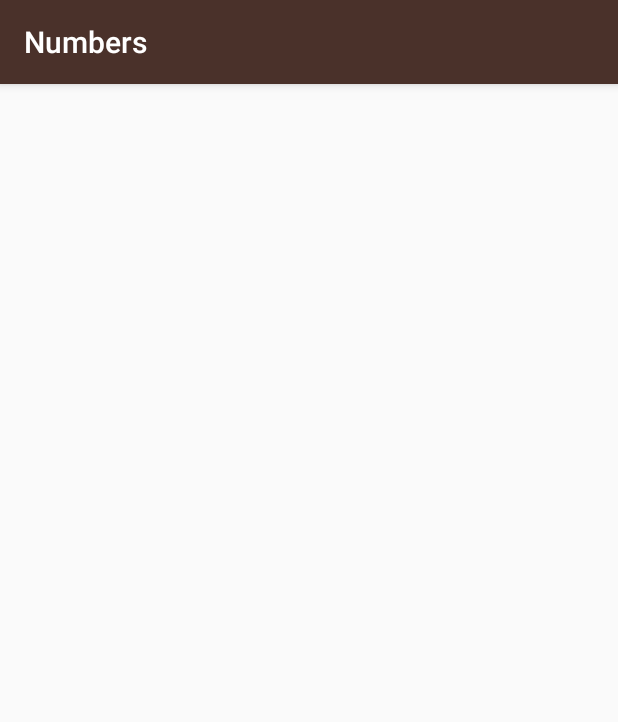
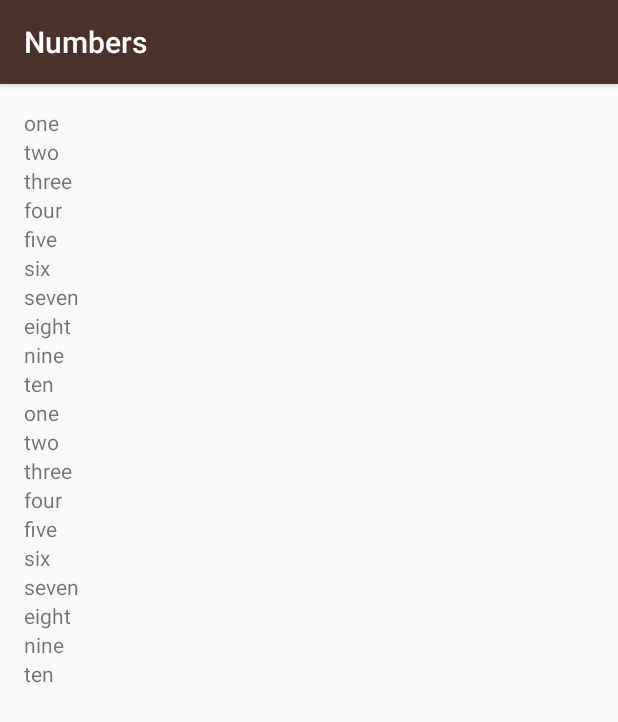
Before and after one commit to tomaszkolonko/AndroidBasics_Miwok, an Android app: the screen it shows after launch (NumbersActivity), after a tap on "Numbers", on a phone screen of 412 x 824 dp. Shown: the top 722 px of the screen. Run offline under Robolectric (Android 15) with nearby library versions, the phone set to English and light mode, and no system bars.

Commit message:
Using onClickListeners on retrieved views + added some number logic

```diff
--- a/app/src/main/java/com/example/android/miwok/MainActivity.java
+++ b/app/src/main/java/com/example/android/miwok/MainActivity.java
@@ -16,11 +16,16 @@
 package com.example.android.miwok;
 
 import android.content.Intent;
+import android.graphics.Color;
 import android.os.Bundle;
 import android.support.v7.app.AppCompatActivity;
 import android.view.View;
 import android.widget.Button;
+import android.widget.LinearLayout;
 import android.widget.TextView;
+import android.widget.Toast;
+
+import java.util.ArrayList;
 
 public class MainActivity extends AppCompatActivity {
 
@@ -30,42 +35,61 @@ public class MainActivity extends AppCompatActivity {
 
         // Set the content of the activity to use the activity_main.xml layout file
         setContentView(R.layout.activity_main);
+
+        View numbersView = findViewById(R.id.numbers);
+        numbersView.setOnClickListener(new View.OnClickListener() {
+            @Override
+            public void onClick(View view) {
+                // Creating and starting an explicit intent
+                Intent intent = new Intent(MainActivity.this, NumbersActivity.class);
+                startActivity(intent);
+
+                // Displaying a toast message just for fun
+                Toast.makeText(view.getContext(), "Open the list of numbers",
+                        Toast.LENGTH_SHORT).show();
             }
+        });
 
-    /**
-     * This method opens the numberView activity with an explicit intent
-     *
-     * @param view
-     */
-    public void openNumbersList(View view) {
-        Intent intent = new Intent(this, NumbersActivity.class);
+        View familyView = findViewById(R.id.family);
+        familyView.setOnClickListener(new View.OnClickListener() {
+            @Override
+            public void onClick(View view) {
+                // Creating and starting an explicit intent
+                Intent intent = new Intent(MainActivity.this, FamiliyActivity.class);
                 startActivity(intent);
+
+                // Displaying a toast message just for fun
+                Toast.makeText(view.getContext(), "Open the list of family members",
+                        Toast.LENGTH_SHORT).show();
             }
+        });
 
-    /**
-     * This method opens the familyView activity with an explicit intent
-     * @param view
-     */
-    public void openFamilyList(View view) {
-        Intent intent = new Intent(this, FamiliyActivity.class);
+        View colorsView = findViewById(R.id.colors);
+        colorsView.setOnClickListener(new View.OnClickListener() {
+            @Override
+            public void onClick(View view) {
+                // Creating and starting an explicit intent
+                Intent intent = new Intent(MainActivity.this, ColorsActivity.class);
                 startActivity(intent);
+
+                // Displaying a toast message just for fun
+                Toast.makeText(view.getContext(), "Open the list of colors",
+                        Toast.LENGTH_SHORT).show();
             }
+        });
 
-    /**
-     * This method opens the colorsView activity with an explicit intent
-     * @param view
-     */
-    public void openColorsList(View view) {
-        Intent intent = new Intent(this, ColorsActivity.class);
+        View phrasesView = findViewById(R.id.phrases);
+        phrasesView.setOnClickListener(new View.OnClickListener() {
+            @Override
+            public void onClick(View view) {
+                // Creating and starting an explicit intent
+                Intent intent = new Intent(MainActivity.this, PhrasesActivity.class);
                 startActivity(intent);
+
+                // Displaying a toast message just for fun
+                Toast.makeText(view.getContext(), "Open the list of phrases",
+                        Toast.LENGTH_SHORT).show();
             }
-
-    /**
-     * This method opens the phraseView activity with an explicit intent
-     * @param view
-     */
-    public void openPhrasesList(View view) {
-        Intent intent = new Intent(this, PhrasesActivity.class);
-        startActivity(intent);
+        });
     }
 }
--- a/app/src/main/java/com/example/android/miwok/NumbersActivity.java
+++ b/app/src/main/java/com/example/android/miwok/NumbersActivity.java
@@ -2,6 +2,10 @@ package com.example.android.miwok;
 
 import android.support.v7.app.AppCompatActivity;
 import android.os.Bundle;
+import android.widget.LinearLayout;
+import android.widget.TextView;
+
+import java.util.ArrayList;
 
 public class NumbersActivity extends AppCompatActivity {
 
@@ -9,5 +13,33 @@ public class NumbersActivity extends AppCompatActivity {
     protected void onCreate(Bundle savedInstanceState) {
         super.onCreate(savedInstanceState);
         setContentView(R.layout.activity_numbers);
+
+        ArrayList<String> words = new ArrayList<>();
+        words.add("one");
+        words.add("two");
+        words.add("three");
+        words.add("four");
+        words.add("five");
+        words.add("six");
+        words.add("seven");
+        words.add("eight");
+        words.add("nine");
+        words.add("ten");
+
+        LinearLayout rootView = (LinearLayout) findViewById(R.id.numbersRootView);
+
+        for(int i = 0; i < words.size(); i++) {
+            TextView wordView = new TextView(this);
+            wordView.setText(words.get(i));
+            rootView.addView(wordView);
+        }
+
+        int index = 0;
+        while(index < words.size()) {
+            TextView wordView = new TextView(this);
+            wordView.setText(words.get(index));
+            rootView.addView(wordView);
+            index++;
+        }
     }
 }
--- a/app/src/main/res/layout/activity_colors.xml
+++ b/app/src/main/res/layout/activity_colors.xml
@@ -3,6 +3,9 @@
     xmlns:tools="http://schemas.android.com/tools"
     android:layout_width="match_parent"
     android:layout_height="match_parent"
+    android:padding="@dimen/activity_padding"
+    android:orientation="vertical"
+    android:id="@+id/colorsRootView"
     tools:context=".ColorsActivity">
 
 </LinearLayout>
--- a/app/src/main/res/layout/activity_familiy.xml
+++ b/app/src/main/res/layout/activity_familiy.xml
@@ -3,6 +3,9 @@
     xmlns:tools="http://schemas.android.com/tools"
     android:layout_width="match_parent"
     android:layout_height="match_parent"
+    android:padding="@dimen/activity_padding"
+    android:orientation="vertical"
+    android:id="@+id/familyRootView"
     tools:context=".FamiliyActivity">
 
 </LinearLayout>
--- a/app/src/main/res/layout/activity_numbers.xml
+++ b/app/src/main/res/layout/activity_numbers.xml
@@ -3,6 +3,9 @@
     xmlns:tools="http://schemas.android.com/tools"
     android:layout_width="match_parent"
     android:layout_height="match_parent"
+    android:padding="@dimen/activity_padding"
+    android:orientation="vertical"
+    android:id="@+id/numbersRootView"
     tools:context=".NumbersActivity">
 
 </LinearLayout>
--- a/app/src/main/res/layout/activity_phrases.xml
+++ b/app/src/main/res/layout/activity_phrases.xml
@@ -3,6 +3,9 @@
     xmlns:tools="http://schemas.android.com/tools"
     android:layout_width="match_parent"
     android:layout_height="match_parent"
+    android:padding="@dimen/activity_padding"
+    android:orientation="vertical"
+    android:id="@+id/phrasesRootView"
     tools:context=".PhrasesActivity">
 
 </LinearLayout>
--- a/app/src/main/res/values/dimens.xml
+++ b/app/src/main/res/values/dimens.xml
@@ -18,4 +18,5 @@
     <!-- Default screen margins, per the Android Design guidelines. -->
     <dimen name="activity_horizontal_margin">16dp</dimen>
     <dimen name="activity_vertical_margin">16dp</dimen>
+    <dimen name="activity_padding">16dp</dimen>
 </resources>
```
Also changed, not shown: app/src/main/res/layout/activity_main.xml (+4 -8 lines). Lines whose indentation alone changed are shown as unchanged.
